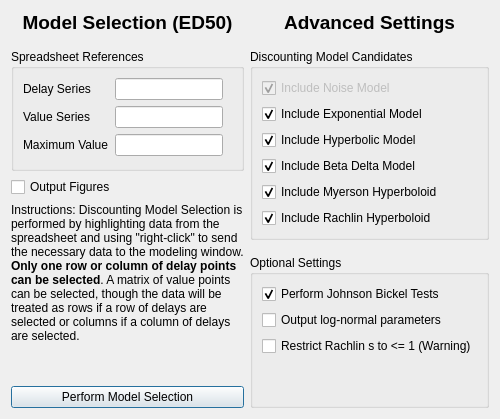
This is discountingmodelselectioned50dialog.ui in miyamot0/ModelSelectorQt as Qt 5 draws it before an edit. The edited form follows.
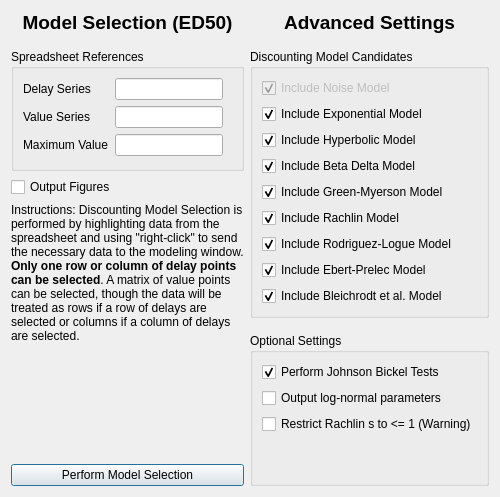
This is the edited form.

Commit message: Initial migration to class-based interfaces

Diff of the .ui file:
```diff
--- a/discountingmodelselectioned50dialog.ui
+++ b/discountingmodelselectioned50dialog.ui
@@ -7,7 +7,7 @@
     <x>0</x>
     <y>0</y>
     <width>483</width>
-    <height>392</height>
+    <height>461</height>
    </rect>
   </property>
   <property name="windowTitle">
@@ -284,7 +284,7 @@
           <item>
            <widget class="QCheckBox" name="checkBoxMyersonHyperboloid">
             <property name="text">
-             <string>Include Myerson Hyperboloid</string>
+             <string>Include Green-Myerson Model</string>
             </property>
             <property name="checked">
              <bool>true</bool>
@@ -294,7 +294,37 @@
           <item>
            <widget class="QCheckBox" name="checkBoxRachlinHyperboloid">
             <property name="text">
-             <string>Include Rachlin Hyperboloid</string>
+             <string>Include Rachlin Model</string>
+            </property>
+            <property name="checked">
+             <bool>true</bool>
+            </property>
+           </widget>
+          </item>
+          <item>
+           <widget class="QCheckBox" name="checkBoxRodriguezLogue">
+            <property name="text">
+             <string>Include Rodriguez-Logue Model</string>
+            </property>
+            <property name="checked">
+             <bool>true</bool>
+            </property>
+           </widget>
+          </item>
+          <item>
+           <widget class="QCheckBox" name="checkBoxEbertPrelec">
+            <property name="text">
+             <string>Include Ebert-Prelec Model</string>
+            </property>
+            <property name="checked">
+             <bool>true</bool>
+            </property>
+           </widget>
+          </item>
+          <item>
+           <widget class="QCheckBox" name="checkBoxBleichrodt">
+            <property name="text">
+             <string>Include Bleichrodt et al. Model</string>
             </property>
             <property name="checked">
              <bool>true</bool>
```
The commit also changes 11 other files.
